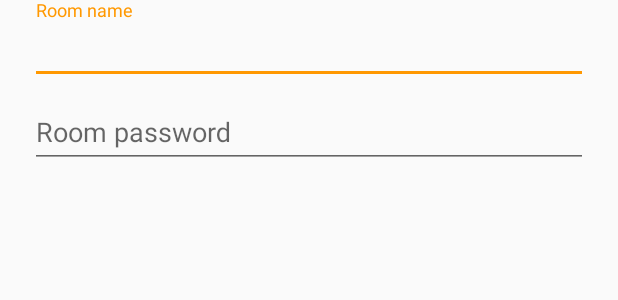
After one commit to jeketos/AssociateWith, an Android app: the layout dialog_room.xml on its own in the app's theme, with its tools: preview values and no code run, on a phone screen of 412 x 824 dp. The commit adds this screen. Shown: the top 300 px of the screen. Run offline under Robolectric (Android 15) with nearby library versions, the phone set to English and light mode, and no system bars.

Commit message:
add screate room on firebase

```diff
--- a/app/src/main/java/com/jeketos/associatewith/di/component/AppComponent.kt
+++ b/app/src/main/java/com/jeketos/associatewith/di/component/AppComponent.kt
@@ -4,6 +4,7 @@ import com.jeketos.associatewith.App
 import com.jeketos.associatewith.di.module.ActivityModule
 import com.jeketos.associatewith.di.module.AppModule
 import com.jeketos.associatewith.di.scope.AppScope
+import com.jeketos.associatewith.storage.Storer
 import dagger.Component
 
 /**
@@ -17,6 +18,8 @@ interface AppComponent {
 
     fun getActivityComponent(activityModule: ActivityModule) : ActivityComponent
 
+    fun getStorer(): Storer
+
     fun inject(application: App)
 
 }
--- /dev/null
+++ b/app/src/main/res/layout/dialog_room.xml
@@ -0,0 +1,39 @@
+<?xml version="1.0" encoding="utf-8"?>
+<LinearLayout xmlns:android="http://schemas.android.com/apk/res/android"
+              android:orientation="vertical"
+              android:layout_width="match_parent"
+              android:paddingLeft="20dp"
+              android:paddingRight="20dp"
+              android:paddingEnd="20dp"
+              android:paddingStart="20dp"
+              android:layout_height="match_parent">
+
+    <android.support.design.widget.TextInputLayout
+        android:layout_width="match_parent"
+        android:layout_height="wrap_content">
+        <android.support.v7.widget.AppCompatEditText
+            android:id="@+id/roomName"
+            android:layout_width="match_parent"
+            android:layout_height="wrap_content"
+            android:drawablePadding="8dp"
+            android:layout_gravity="center"
+            android:inputType="textCapWords"
+            android:hint="@string/room_name"
+            android:layout_marginTop="8dp"/>
+    </android.support.design.widget.TextInputLayout>
+
+    <android.support.design.widget.TextInputLayout
+        android:layout_width="match_parent"
+        android:layout_height="wrap_content">
+        <android.support.v7.widget.AppCompatEditText
+            android:id="@+id/roomPassword"
+            android:layout_width="match_parent"
+            android:layout_height="wrap_content"
+            android:drawablePadding="8dp"
+            android:inputType="textPassword"
+            android:layout_gravity="center"
+            android:hint="@string/room_password"
+            android:layout_marginTop="8dp"/>
+    </android.support.design.widget.TextInputLayout>
+
+</LinearLayout>
--- a/app/src/main/res/values/strings.xml
+++ b/app/src/main/res/values/strings.xml
@@ -12,5 +12,11 @@
     <string name="choose_color">Choose color</string>
     <string name="color_shades">Color shades</string>
     <string name="stroke_width">Stroke width:</string>
+    <string name="create_room">Create room</string>
+    <string name="join_room">Join room</string>
+    <string name="room_name">Room name</string>
+    <string name="signup_last_name">Room password</string>
+    <string name="room_password">Room password</string>
+    <string name="please_fill_all_fields">Please fill all fields.</string>
 
 </resources>
```
Also changed, not shown: app/src/main/java/com/jeketos/associatewith/customViews/RoomDialog.kt (added, +69 -0 lines), app/src/main/java/com/jeketos/associatewith/di/module/AppModule.kt (+5 -3 lines), app/src/main/java/com/jeketos/associatewith/listener/RoomListener.kt (added, +11 -0 lines), app/src/main/java/com/jeketos/associatewith/login/LoginActivity.kt (+32 -1 lines), app/src/main/java/com/jeketos/associatewith/storage/Storer.kt (added, +41 -0 lines), app/src/main/res/layout/activity_login.xml (+12 -0 lines).
